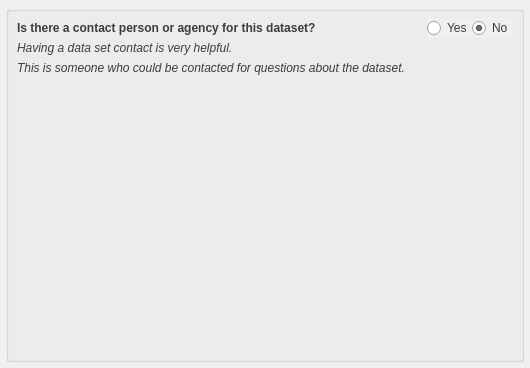
Qt form pymdwizard/gui/ui_files/ContactInfoPointOfContact.ui (DOI-USGS/fort-pymdwizard) before a commit.
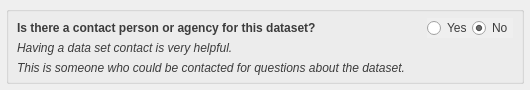
The same form after that commit.

Patch:
```diff
--- a/pymdwizard/gui/ui_files/ContactInfoPointOfContact.ui
+++ b/pymdwizard/gui/ui_files/ContactInfoPointOfContact.ui
@@ -7,9 +7,21 @@
     <x>0</x>
     <y>0</y>
     <width>530</width>
-    <height>368</height>
+    <height>90</height>
    </rect>
   </property>
+  <property name="sizePolicy">
+   <sizepolicy hsizetype="Preferred" vsizetype="Preferred">
+    <horstretch>0</horstretch>
+    <verstretch>0</verstretch>
+   </sizepolicy>
+  </property>
+  <property name="maximumSize">
+   <size>
+    <width>16777215</width>
+    <height>16777215</height>
+   </size>
+  </property>
   <property name="acceptDrops">
    <bool>true</bool>
   </property>
@@ -204,10 +216,13 @@
           <property name="orientation">
            <enum>Qt::Vertical</enum>
           </property>
+          <property name="sizeType">
+           <enum>QSizePolicy::MinimumExpanding</enum>
+          </property>
           <property name="sizeHint" stdset="0">
            <size>
             <width>20</width>
-            <height>40</height>
+            <height>0</height>
            </size>
           </property>
          </spacer>
```
